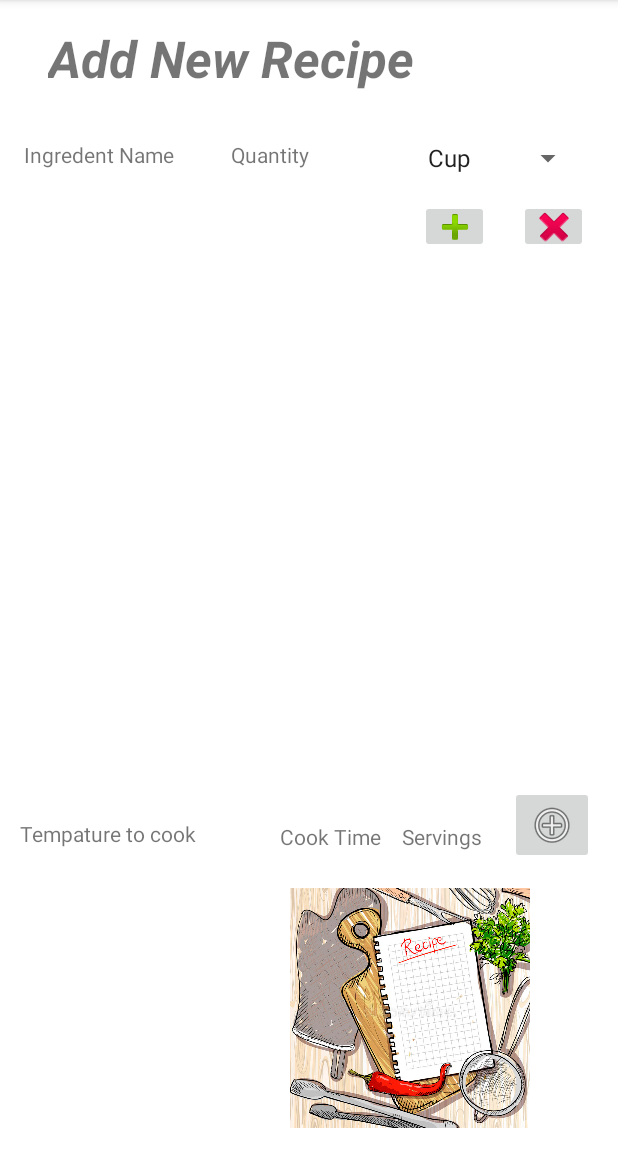
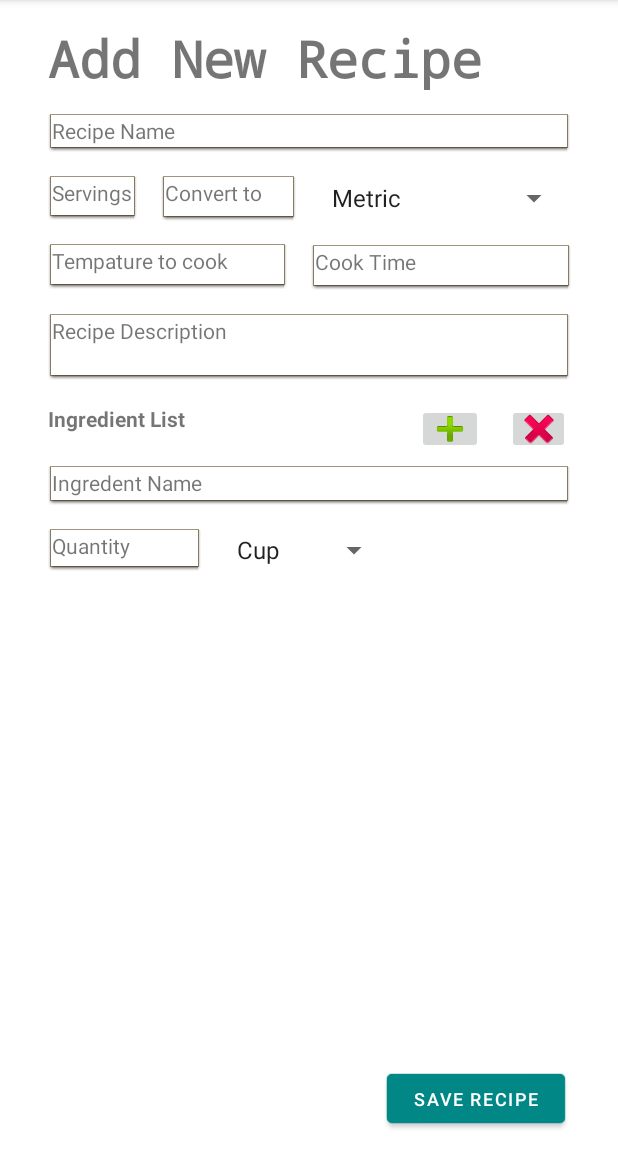
Before and after one commit to BeauMama/cobra_coding_app, an Android app: the NewRecipe screen opened directly, with no data from a screen before it, on a phone screen of 412 x 824 dp, the part 84-1236 px from its top. Run offline under Robolectric (Android 15) with nearby library versions, the phone set to English and light mode, and no system bars.

Commit message:
Updated design look of app

```diff
--- a/app/src/main/res/layout/activity_my_recipe.xml
+++ b/app/src/main/res/layout/activity_my_recipe.xml
@@ -34,4 +34,5 @@
         app:layout_constraintBottom_toBottomOf="parent"
         app:layout_constraintEnd_toEndOf="parent"
         app:srcCompat="@drawable/my_recipes" />
+
 </androidx.constraintlayout.widget.ConstraintLayout>
--- a/app/src/main/res/layout/activity_new_recipe.xml
+++ b/app/src/main/res/layout/activity_new_recipe.xml
@@ -7,136 +7,208 @@
     tools:context=".NewRecipe">
 
     <TextView
+        android:id="@+id/textView12"
+        android:layout_width="90dp"
+        android:layout_height="30dp"
+        android:layout_marginStart="16dp"
+        android:layout_marginLeft="16dp"
+        android:layout_marginTop="16dp"
+        android:background="@android:drawable/editbox_dropdown_light_frame"
+        android:text="@string/conversion_amount"
+        app:layout_constraintStart_toEndOf="@+id/textView5"
+        app:layout_constraintTop_toBottomOf="@+id/textView8" />
+
+    <TextView
         android:id="@+id/textView2"
         android:layout_width="0dp"
-        android:layout_height="wrap_content"
+        android:layout_height="44dp"
         android:layout_marginStart="32dp"
         android:layout_marginLeft="32dp"
         android:layout_marginTop="16dp"
         android:layout_marginEnd="32dp"
         android:layout_marginRight="32dp"
+        android:fontFamily="monospace"
         android:text="@string/add_recipe"
         android:textSize="34sp"
-        android:textStyle="bold|italic"
+        android:textStyle="bold"
+        android:typeface="sans"
         app:layout_constraintEnd_toEndOf="parent"
         app:layout_constraintStart_toStartOf="parent"
         app:layout_constraintTop_toTopOf="parent" />
 
-    <ImageView
-        android:id="@+id/imageView3"
-        android:layout_width="245dp"
-        android:layout_height="160dp"
-        android:layout_marginEnd="16dp"
-        android:layout_marginRight="16dp"
-        android:layout_marginBottom="16dp"
-        app:layout_constraintBottom_toBottomOf="parent"
-        app:layout_constraintEnd_toEndOf="parent"
-        app:srcCompat="@drawable/cutting_board_kitchen_utensil_empty_recipe_list_wooden_table_backdrop_eps_55735909" />
+    <TextView
+        android:id="@+id/textView4"
+        android:layout_width="102dp"
+        android:layout_height="28dp"
+        android:layout_marginStart="32dp"
+        android:layout_marginLeft="32dp"
+        android:layout_marginTop="16dp"
+        android:background="@android:drawable/editbox_dropdown_light_frame"
+        android:text="@string/quantity"
+        android:textSize="14sp"
+        app:layout_constraintStart_toStartOf="parent"
+        app:layout_constraintTop_toBottomOf="@+id/textView3" />
 
     <TextView
         android:id="@+id/textView3"
-        android:layout_width="122dp"
-        android:layout_height="27dp"
+        android:layout_width="0dp"
+        android:layout_height="26dp"
+        android:layout_marginStart="32dp"
+        android:layout_marginLeft="32dp"
+        android:layout_marginTop="16dp"
+        android:layout_marginEnd="32dp"
+        android:layout_marginRight="32dp"
+        android:background="@android:drawable/editbox_dropdown_light_frame"
+        android:text="@string/ingredent_name"
+        app:layout_constraintEnd_toEndOf="parent"
+        app:layout_constraintHorizontal_bias="0.0"
+        app:layout_constraintStart_toStartOf="parent"
+        app:layout_constraintTop_toBottomOf="@+id/textView13" />
+
+    <ImageButton
+        android:id="@+id/imageButton"
+        android:layout_width="44dp"
+        android:layout_height="33dp"
+        android:layout_marginTop="16dp"
+        android:layout_marginEnd="16dp"
+        android:layout_marginRight="16dp"
+        android:contentDescription="@string/add_button"
+        app:layout_constraintEnd_toStartOf="@+id/imageButton2"
+        app:layout_constraintTop_toBottomOf="@+id/textView9"
+        app:srcCompat="@android:drawable/ic_input_add" />
+
+    <ImageButton
+        android:id="@+id/imageButton2"
+        android:layout_width="42dp"
+        android:layout_height="33dp"
+        android:layout_marginTop="16dp"
+        android:layout_marginEnd="32dp"
+        android:layout_marginRight="32dp"
+        android:contentDescription="@string/delete_button"
+        app:layout_constraintEnd_toEndOf="parent"
+        app:layout_constraintTop_toBottomOf="@+id/textView9"
+        app:srcCompat="@android:drawable/ic_delete" />
+
+    <Spinner
+        android:id="@+id/spinner"
+        android:layout_width="110dp"
+        android:layout_height="28dp"
         android:layout_marginStart="16dp"
         android:layout_marginLeft="16dp"
-        android:layout_marginTop="32dp"
-        android:text="@string/ingredent_name"
+        android:layout_marginTop="16dp"
+        android:entries="@array/measurement"
+        app:layout_constraintStart_toEndOf="@+id/textView4"
+        app:layout_constraintTop_toBottomOf="@+id/textView3" />
+
+    <TextView
+        android:id="@+id/textView5"
+        android:layout_width="0dp"
+        android:layout_height="29dp"
+        android:layout_marginStart="32dp"
+        android:layout_marginLeft="32dp"
+        android:layout_marginTop="16dp"
+        android:background="@android:drawable/editbox_dropdown_light_frame"
+        android:text="@string/recipe_quanity"
+        app:layout_constraintStart_toStartOf="parent"
+        app:layout_constraintTop_toBottomOf="@+id/textView8" />
+
+    <TextView
+        android:id="@+id/textView6"
+        android:layout_width="159dp"
+        android:layout_height="30dp"
+        android:layout_marginStart="32dp"
+        android:layout_marginLeft="32dp"
+        android:layout_marginTop="16dp"
+        android:background="@android:drawable/editbox_dropdown_light_frame"
+        android:text="@string/tempature_to_cook"
+        app:layout_constraintStart_toStartOf="parent"
+        app:layout_constraintTop_toBottomOf="@+id/textView5" />
+
+    <TextView
+        android:id="@+id/textView7"
+        android:layout_width="173dp"
+        android:layout_height="30dp"
+        android:layout_marginStart="16dp"
+        android:layout_marginLeft="16dp"
+        android:layout_marginTop="16dp"
+        android:layout_marginEnd="32dp"
+        android:layout_marginRight="32dp"
+        android:background="@android:drawable/editbox_dropdown_light_frame"
+        android:text="@string/time_to_cook"
+        app:layout_constraintEnd_toEndOf="parent"
+        app:layout_constraintStart_toEndOf="@+id/textView6"
+        app:layout_constraintTop_toBottomOf="@+id/textView12" />
+
+    <TextView
+        android:id="@+id/textView8"
+        android:layout_width="0dp"
+        android:layout_height="25dp"
+        android:layout_marginStart="32dp"
+        android:layout_marginLeft="32dp"
+        android:layout_marginTop="16dp"
+        android:layout_marginEnd="32dp"
+        android:layout_marginRight="32dp"
+        android:background="@android:drawable/editbox_dropdown_light_frame"
+        android:text="@string/recipe_name"
+        app:layout_constraintEnd_toEndOf="parent"
         app:layout_constraintStart_toStartOf="parent"
         app:layout_constraintTop_toBottomOf="@+id/textView2" />
 
     <TextView
-        android:id="@+id/textView4"
-        android:layout_width="100dp"
-        android:layout_height="25dp"
+        android:id="@+id/textView9"
+        android:layout_width="0dp"
+        android:layout_height="44dp"
+        android:layout_marginStart="32dp"
+        android:layout_marginLeft="32dp"
+        android:layout_marginTop="16dp"
+        android:layout_marginEnd="32dp"
+        android:layout_marginRight="32dp"
+        android:background="@android:drawable/editbox_dropdown_light_frame"
+        android:text="@string/recipe_description"
+        app:layout_constraintEnd_toEndOf="parent"
+        app:layout_constraintHorizontal_bias="0.0"
+        app:layout_constraintStart_toStartOf="parent"
+        app:layout_constraintTop_toBottomOf="@+id/textView7" />
+
+    <Spinner
+        android:id="@+id/spinner3"
+        android:layout_width="0dp"
+        android:layout_height="29dp"
         android:layout_marginStart="16dp"
         android:layout_marginLeft="16dp"
-        android:layout_marginTop="32dp"
-        android:text="@string/quantity"
-        android:textSize="14sp"
-        app:layout_constraintStart_toEndOf="@+id/textView3"
-        app:layout_constraintTop_toBottomOf="@+id/textView2" />
-
-    <Spinner
-        android:id="@+id/spinner"
-        android:layout_width="112dp"
-        android:layout_height="24dp"
-        android:layout_marginStart="16dp"
-        android:layout_marginLeft="16dp"
-        android:layout_marginTop="32dp"
-        android:layout_marginEnd="16dp"
-        android:layout_marginRight="16dp"
-        android:entries="@array/measurement"
+        android:layout_marginTop="16dp"
+        android:layout_marginEnd="32dp"
+        android:layout_marginRight="32dp"
+        android:entries="@array/measurement_system"
         app:layout_constraintEnd_toEndOf="parent"
-        app:layout_constraintStart_toEndOf="@+id/textView4"
-        app:layout_constraintTop_toBottomOf="@+id/textView2" />
-
-    <ImageButton
-        android:id="@+id/imageButton"
-        android:layout_width="46dp"
-        android:layout_height="35dp"
-        android:layout_marginTop="16dp"
-        android:layout_marginEnd="20dp"
-        android:layout_marginRight="20dp"
-        app:layout_constraintEnd_toStartOf="@+id/imageButton2"
-        app:layout_constraintTop_toBottomOf="@+id/spinner"
-        app:srcCompat="@android:drawable/ic_input_add" />
-
-    <ImageButton
-        android:id="@+id/imageButton2"
-        android:layout_width="46dp"
-        android:layout_height="35dp"
-        android:layout_marginTop="16dp"
-        android:layout_marginEnd="20dp"
-        android:layout_marginRight="20dp"
-        app:layout_constraintEnd_toEndOf="parent"
-        app:layout_constraintTop_toBottomOf="@+id/spinner"
-        app:srcCompat="@android:drawable/ic_delete" />
-
-    <ImageButton
-        android:id="@+id/imageButton3"
-        android:layout_width="wrap_content"
-        android:layout_height="wrap_content"
-        android:layout_marginEnd="16dp"
-        android:layout_marginRight="16dp"
-        android:layout_marginBottom="16dp"
-        app:layout_constraintBottom_toTopOf="@+id/imageView3"
-        app:layout_constraintEnd_toEndOf="parent"
-        app:srcCompat="@android:drawable/ic_menu_add" />
+        app:layout_constraintStart_toEndOf="@+id/textView12"
+        app:layout_constraintTop_toBottomOf="@+id/textView8" />
 
     <TextView
-        android:id="@+id/textView5"
-        android:layout_width="56dp"
-        android:layout_height="28dp"
-        android:layout_marginEnd="16dp"
-        android:layout_marginRight="16dp"
+        android:id="@+id/textView13"
+        android:layout_width="171dp"
+        android:layout_height="25dp"
+        android:layout_marginStart="32dp"
+        android:layout_marginLeft="32dp"
+        android:layout_marginTop="16dp"
+        android:text="@string/add_new_ingredient"
+        android:textAllCaps="false"
+        android:textStyle="bold"
+        app:layout_constraintStart_toStartOf="parent"
+        app:layout_constraintTop_toBottomOf="@+id/textView9" />
+
+    <Button
+        android:id="@+id/button3"
+        android:layout_width="125dp"
+        android:layout_height="39dp"
+        android:layout_marginEnd="32dp"
+        android:layout_marginRight="32dp"
         android:layout_marginBottom="16dp"
-        android:text="@string/recipe_quanity"
-        app:layout_constraintBottom_toTopOf="@+id/imageView3"
-        app:layout_constraintEnd_toStartOf="@+id/imageButton3" />
-
-    <TextView
-        android:id="@+id/textView6"
-        android:layout_width="160dp"
-        android:layout_height="30dp"
-        android:layout_marginStart="16dp"
-        android:layout_marginLeft="16dp"
-        android:layout_marginEnd="16dp"
-        android:layout_marginRight="16dp"
-        android:layout_marginBottom="16dp"
-        android:text="@string/tempature_to_cook"
-        app:layout_constraintBottom_toTopOf="@+id/imageView3"
-        app:layout_constraintEnd_toStartOf="@+id/textView7"
-        app:layout_constraintStart_toStartOf="parent" />
-
-    <TextView
-        android:id="@+id/textView7"
-        android:layout_width="69dp"
-        android:layout_height="28dp"
-        android:layout_marginEnd="12dp"
-        android:layout_marginRight="12dp"
-        android:layout_marginBottom="16dp"
-        android:text="@string/time_to_cook"
-        app:layout_constraintBottom_toTopOf="@+id/imageView3"
-        app:layout_constraintEnd_toStartOf="@+id/textView5" />
+        android:background="@android:drawable/editbox_background_normal"
+        android:text="@string/save_recipe_button"
+        android:textSize="12sp"
+        app:backgroundTint="@color/design_default_color_secondary_variant"
+        app:layout_constraintBottom_toBottomOf="parent"
+        app:layout_constraintEnd_toEndOf="parent" />
 
 </androidx.constraintlayout.widget.ConstraintLayout>
--- a/app/src/main/res/values/strings.xml
+++ b/app/src/main/res/values/strings.xml
@@ -9,12 +9,26 @@
     <string name="tempature_to_cook">Tempature to cook</string>
     <string name="time_to_cook">Cook Time</string>
     <string name="recipe_quanity">Servings</string>
+    <string name="recipe_name">Recipe Name</string>
+    <string name="recipe_description">Recipe Description</string>
+    <string name="conversion_amount">Convert to</string>
+    <string name="add_new_ingredient">Ingredient List</string>
+    <string name="save_recipe_button">Save Recipe</string>
 
     <string name="quantity">Quantity</string>
+    <string name="picture">Picture</string>
+    <string name="add_button">Add</string>
+    <string name="delete_button">Delete</string>
+    <string name="add_ingredient">Add Ingredient</string>
     <string-array name="measurement">
         <item>Cup</item>
         <item>Teaspoon</item>
         <item>Tablespoon</item>
     </string-array>
 
+    <string-array name="measurement_system">
+        <item>Metric</item>
+        <item>Imperial</item>
+    </string-array>
+
 </resources>
```
